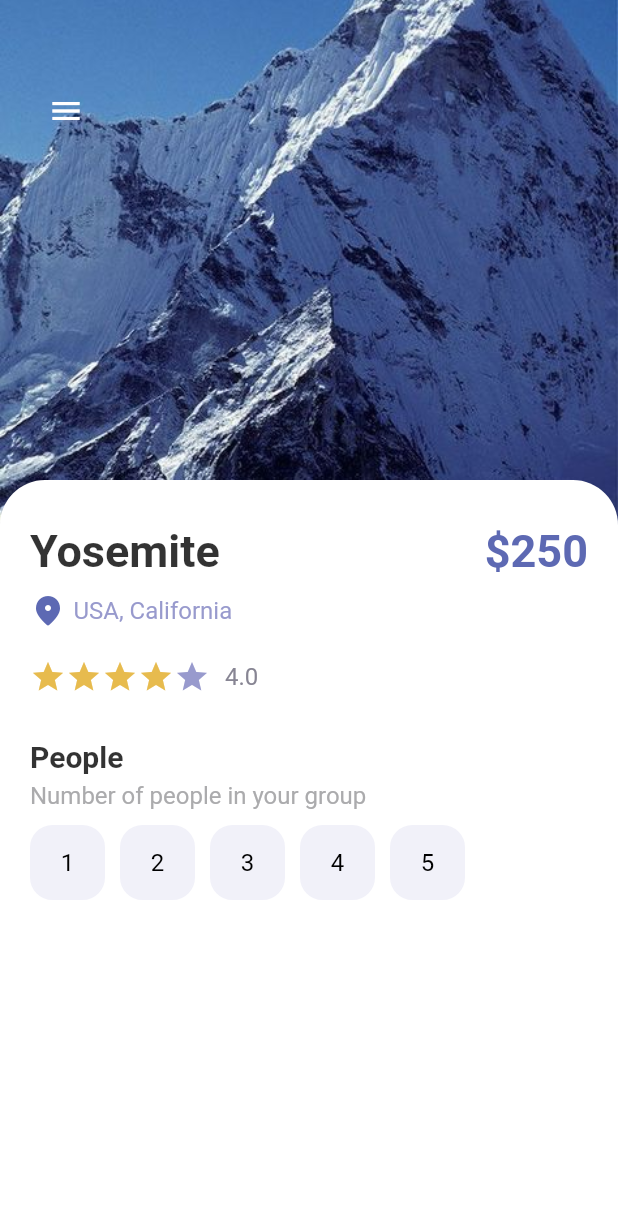
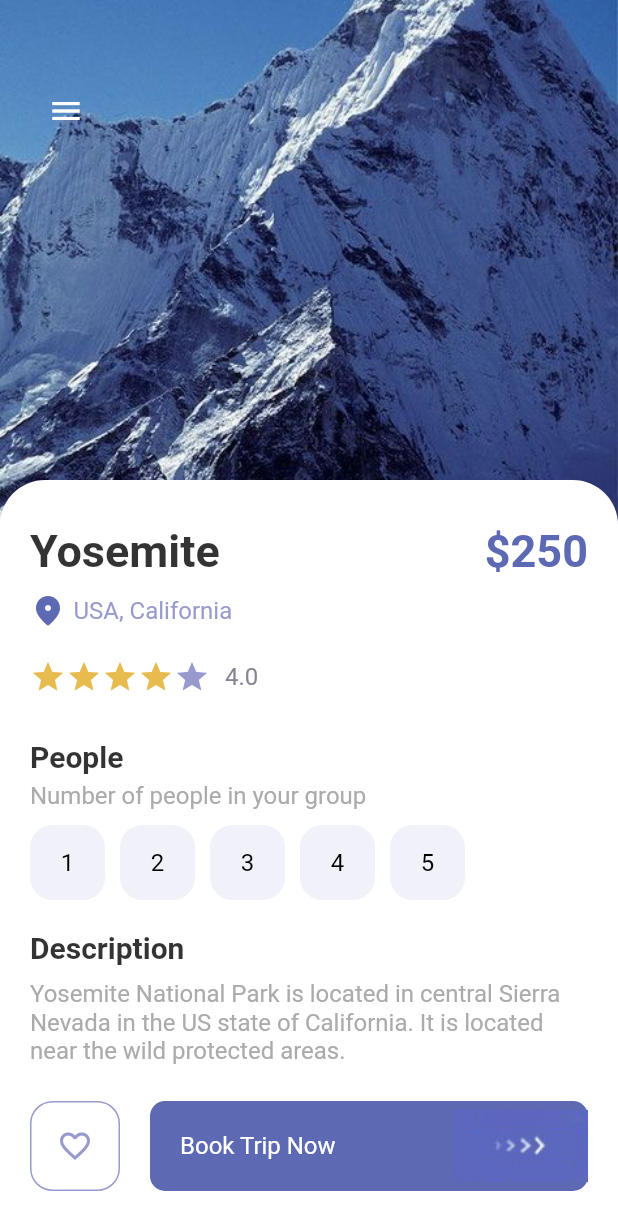
Before and after one commit to FrankDannyA/travel_app_cubit, a Flutter app: the screen it shows after launch, on a phone screen of 412 x 824 dp. Shown: the top 1230 px of the screen. Run offline on Flutter 3.47's test engine with Material 2 defaults, Android fonts, the phone set to English and light mode, and no system bars.

Commit message:
finished ui

```diff
--- a/lib/pages/detail_page.dart
+++ b/lib/pages/detail_page.dart
@@ -3,6 +3,7 @@ import 'package:travel_app_cubit/misc/colors.dart';
 import 'package:travel_app_cubit/widgets/app_button.dart';
 import 'package:travel_app_cubit/widgets/app_large_text.dart';
 import 'package:travel_app_cubit/widgets/app_text.dart';
+import 'package:travel_app_cubit/widgets/responsive_button.dart';
 
 class DetailPage extends StatefulWidget {
   const DetailPage({Key? key}) : super(key: key);
@@ -37,6 +38,7 @@ class _DetailPageState extends State<DetailPage> {
                 ),
               ),
             ),
+
             //app bar elements
             Positioned(
               left: 20,
@@ -51,6 +53,7 @@ class _DetailPageState extends State<DetailPage> {
                 ],
               ),
             ),
+
             //detail view elements
             Positioned(
               top: 320,
@@ -83,6 +86,7 @@ class _DetailPageState extends State<DetailPage> {
                       ],
                     ),
                     const SizedBox(height: 10),
+
                     //locatiom
                     Row(
                       children: [
@@ -95,6 +99,7 @@ class _DetailPageState extends State<DetailPage> {
                       ],
                     ),
                     const SizedBox(height: 20),
+
                     //star wiget
                     Row(
                       children: [
@@ -112,6 +117,7 @@ class _DetailPageState extends State<DetailPage> {
                         AppText(text: "4.0", color: AppColors.textColor2),
                       ],
                     ),
+
                     //number of people
                     const SizedBox(height: 30),
                     AppLargeText(
@@ -152,10 +158,45 @@ class _DetailPageState extends State<DetailPage> {
                         );
                       }),
                     ),
+                    const SizedBox(height: 20),
+
+                    //description
+                    AppLargeText(
+                      text: "Description",
+                      size: 20,
+                      color: Colors.black.withOpacity(0.8),
+                    ),
+                    const SizedBox(height: 10),
+                    AppText(
+                      text:
+                          "Yosemite National Park is located in central Sierra Nevada in the US state of California. It is located near the wild protected areas.",
+                      color: AppColors.mainTextColor,
+                    ),
                   ],
                 ),
               ),
             ),
+            Positioned(
+              left: 20,
+              right: 20,
+              bottom: 30,
+              child: Row(
+                children: [
+                  AppButton(
+                    size: 60,
+                    color: AppColors.textColor1,
+                    backgroundColor: Colors.white,
+                    borderColor: AppColors.textColor1,
+                    isIcon: true,
+                    icon: Icons.favorite_border,
+                  ),
+                  const SizedBox(width: 20),
+                  ResponsiveButton(
+                    isResponsive: true,
+                  )
+                ],
+              ),
+            )
           ],
         ),
       ),
--- a/lib/widgets/app_button.dart
+++ b/lib/widgets/app_button.dart
@@ -13,7 +13,7 @@ class AppButton extends StatelessWidget {
   AppButton({
     Key? key,
     this.isIcon = false,
-    this.text,
+    this.text = "Hi",
     this.icon,
     required this.size,
     required this.color,
--- a/lib/widgets/responsive_button.dart
+++ b/lib/widgets/responsive_button.dart
@@ -1,5 +1,6 @@
 import 'package:flutter/material.dart';
 import 'package:travel_app_cubit/misc/colors.dart';
+import 'package:travel_app_cubit/widgets/app_text.dart';
 
 class ResponsiveButton extends StatelessWidget {
   bool? isResponsive;
@@ -8,23 +9,36 @@ class ResponsiveButton extends StatelessWidget {
   ResponsiveButton({
     Key? key,
     this.isResponsive,
-    this.width,
+    this.width = 120,
   }) : super(key: key);
 
   @override
   Widget build(BuildContext context) {
-    return Container(
+    return Flexible(
+      child: Container(
         height: 60,
-      width: width,
+        width: isResponsive == true ? double.maxFinite : width,
         decoration: BoxDecoration(
           borderRadius: BorderRadius.circular(10),
           color: AppColors.mainColor,
         ),
         child: Row(
-        mainAxisAlignment: MainAxisAlignment.center,
+          mainAxisAlignment: isResponsive == true
+              ? MainAxisAlignment.spaceBetween
+              : MainAxisAlignment.center,
           children: [
+            isResponsive == true
+                ? Padding(
+                    padding: const EdgeInsets.only(left: 20),
+                    child: AppText(
+                      text: "Book Trip Now",
+                      color: Colors.white,
+                    ),
+                  )
+                : Container(),
             Image.asset("img/button-one.png"),
           ],
+        ),
       ),
     );
   }
```
Lines whose indentation alone changed are shown as unchanged.
